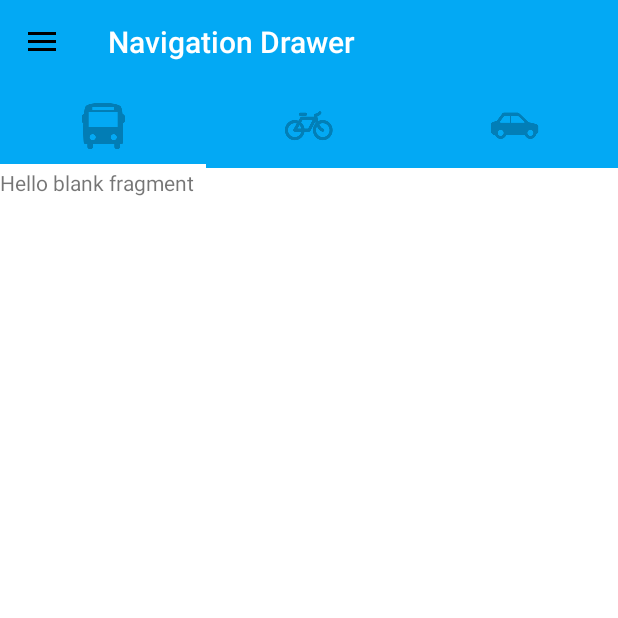
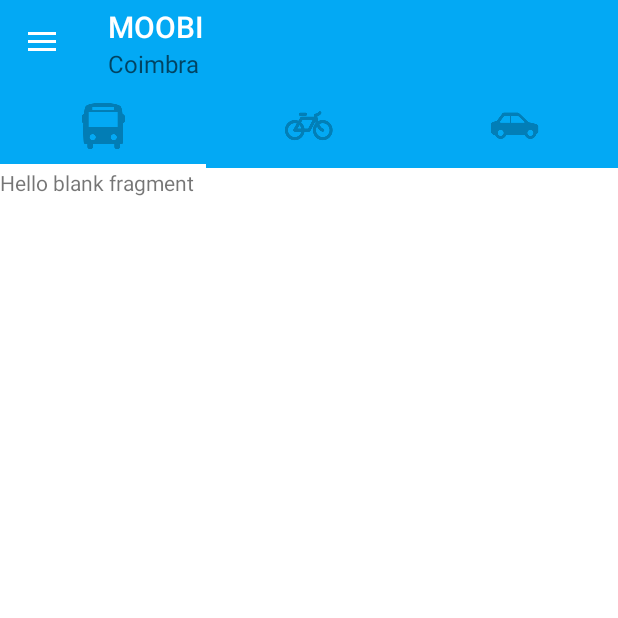
Before and after one commit to danielgek/uiteste, an Android app: the screen it shows after launch (MainActivity), on a phone screen of 412 x 824 dp, the top half of it. Run offline under Robolectric (Android 15) with nearby library versions, the phone set to English and light mode, and no system bars.

Commit message:
litte changes

```diff
--- a/app/src/main/java/com/danielgek/moobiuitest/MainActivity.java
+++ b/app/src/main/java/com/danielgek/moobiuitest/MainActivity.java
@@ -43,7 +43,8 @@ public class MainActivity extends ActionBarActivity {
 
         if(toolbar != null){
 
-            toolbar.setTitle("Navigation Drawer");
+            toolbar.setTitle("MOOBI");
+            toolbar.setSubtitle("Coimbra");
             setSupportActionBar(toolbar);
             getSupportActionBar().setDisplayShowHomeEnabled(true);
 
--- a/app/src/main/res/values-v21/styles.xml
+++ b/app/src/main/res/values-v21/styles.xml
@@ -13,7 +13,7 @@
 
     <style name="DrawerArrowStyle" parent="Widget.AppCompat.DrawerArrowToggle">
         <item name="spinBars">true</item>
-        <item name="color">@android:color/black</item>
+        <item name="color">@android:color/white</item>
     </style>
 
 
--- a/app/src/main/res/values/styles.xml
+++ b/app/src/main/res/values/styles.xml
@@ -14,7 +14,7 @@
 
     <style name="DrawerArrowStyle" parent="Widget.AppCompat.DrawerArrowToggle">
         <item name="spinBars">true</item>
-        <item name="color">@android:color/black</item>
+        <item name="color">@android:color/white</item>
     </style>
 
 
```
Also changed, not shown: app/src/main/res/layout/pager_item.xml (deleted, +0 -22 lines).
